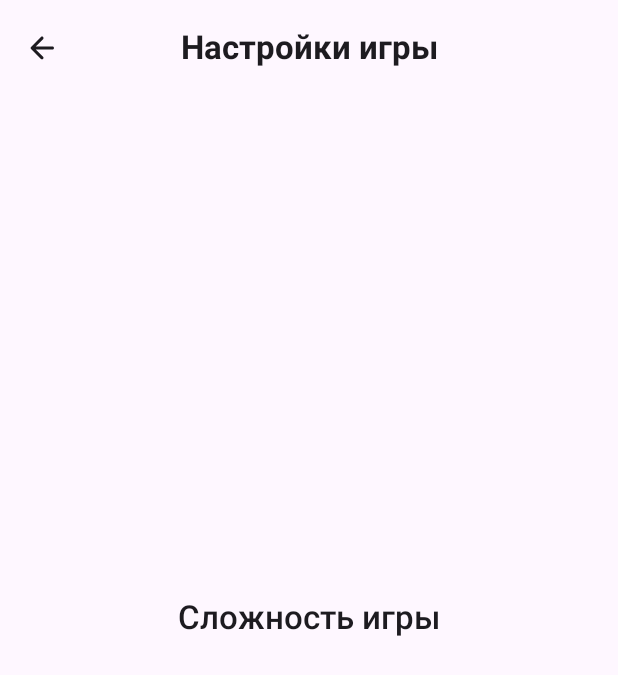
After one commit to plumsoftware/sudoku, an Android app built with Jetpack Compose: the composable GameSettings shown on its own in the app's theme, on a phone screen of 412 x 824 dp. The commit adds this screen. Shown: the top 675 px of the screen. Run offline under Robolectric (Android 15) with nearby library versions, the phone set to English and light mode, and no system bars.

Commit message:
app [+] Начал работу над экраном настройки игры.

```diff
--- /dev/null
+++ b/app/src/main/java/ru/plumsoftware/sudoku/ui/screen/game_settings/GameSettings.kt
@@ -0,0 +1,94 @@
+package ru.plumsoftware.sudoku.ui.screen.game_settings
+
+import android.annotation.SuppressLint
+import androidx.compose.foundation.layout.Arrangement
+import androidx.compose.foundation.layout.Column
+import androidx.compose.foundation.layout.fillMaxSize
+import androidx.compose.foundation.layout.padding
+import androidx.compose.material.icons.Icons
+import androidx.compose.material.icons.automirrored.rounded.ArrowBack
+import androidx.compose.material3.CenterAlignedTopAppBar
+import androidx.compose.material3.ExperimentalMaterial3Api
+import androidx.compose.material3.Icon
+import androidx.compose.material3.IconButton
+import androidx.compose.material3.IconButtonDefaults
+import androidx.compose.material3.MaterialTheme
+import androidx.compose.material3.Scaffold
+import androidx.compose.material3.Text
+import androidx.compose.runtime.Composable
+import androidx.compose.ui.Alignment
+import androidx.compose.ui.Modifier
+import androidx.compose.ui.graphics.Color
+import androidx.compose.ui.res.stringResource
+import androidx.compose.ui.text.font.FontWeight
+import androidx.navigation.NavHostController
+import androidx.navigation.compose.rememberNavController
+import ru.plumsoftware.sudoku.R
+import ru.plumsoftware.sudoku.ui.model.DefaultPreview
+import ru.plumsoftware.sudoku.ui.model.LandScapePreview
+import ru.plumsoftware.sudoku.ui.model.PortraitPreview
+import ru.plumsoftware.sudoku.ui.theme.Padding
+import ru.plumsoftware.sudoku.ui.theme.Space
+
+@OptIn(ExperimentalMaterial3Api::class)
+@SuppressLint("UnusedMaterial3ScaffoldPaddingParameter")
+@Composable
+fun GameSettings(navHostController: NavHostController) {
+    Scaffold(
+        topBar = {
+            CenterAlignedTopAppBar(
+                title = {
+                    Text(
+                        text = stringResource(id = R.string.game_settings),
+                        style = MaterialTheme.typography.titleLarge.copy(fontWeight = FontWeight.Bold)
+                    )
+                },
+                navigationIcon = {
+                    IconButton(
+                        onClick = {
+                            navHostController.navigateUp()
+                        },
+                        colors = IconButtonDefaults.iconButtonColors(
+                            containerColor = Color.Transparent,
+                            contentColor = MaterialTheme.colorScheme.onBackground
+                        )
+                    ) {
+                        Icon(
+                            imageVector = Icons.AutoMirrored.Rounded.ArrowBack,
+                            contentDescription = stringResource(id = R.string.back)
+                        )
+                    }
+                }
+            )
+        }
+    ) {
+        Column(
+            modifier = Modifier
+                .fillMaxSize()
+                .padding(all = Padding.medium),
+            verticalArrangement = Arrangement.SpaceAround,
+            horizontalAlignment = Alignment.CenterHorizontally
+        ) {
+            Column(
+                verticalArrangement = Arrangement.spacedBy(
+                    space = Space.small,
+                    alignment = Alignment.CenterVertically
+                ),
+                horizontalAlignment = Alignment.CenterHorizontally
+            ) {
+                Text(
+                    text = stringResource(id = R.string.game_difficulty),
+                    style = MaterialTheme.typography.titleLarge.copy(fontWeight = FontWeight.SemiBold)
+                )
+            }
+        }
+    }
+}
+
+@Composable
+@DefaultPreview
+@PortraitPreview
+@LandScapePreview
+private fun GameSettingsPreview() {
+    GameSettings(rememberNavController())
+}
--- a/app/src/main/res/values/strings.xml
+++ b/app/src/main/res/values/strings.xml
@@ -8,4 +8,11 @@
     <string name="exit_app_dialog">Вы действительно хотите выйти из игры?</string>
     <string name="exit">Выйти</string>
     <string name="cansel">Отмена</string>
+
+    <string name="game_settings">Настройки игры</string>
+    <string name="game_difficulty">Сложность игры</string>
+    <string name="game_life">Жизни</string>
+    <string name="game_life_sub">Уменьшение жизи при ошибке в игре</string>
+
+    <string name="back">Назад</string>
 </resources>
```
